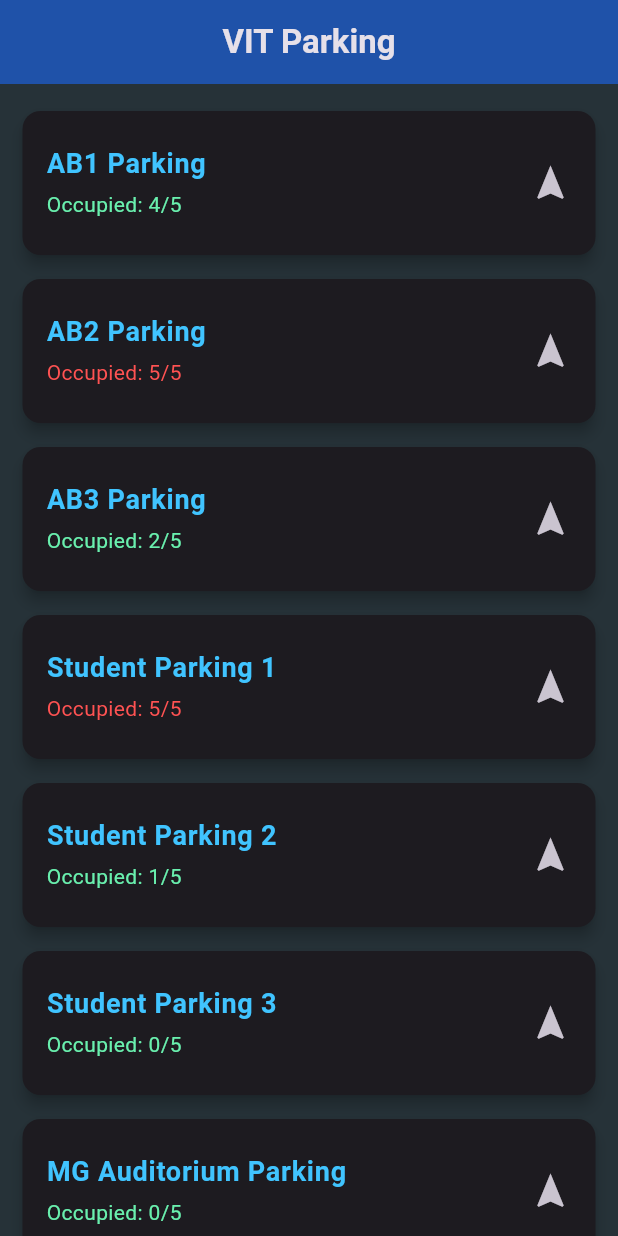
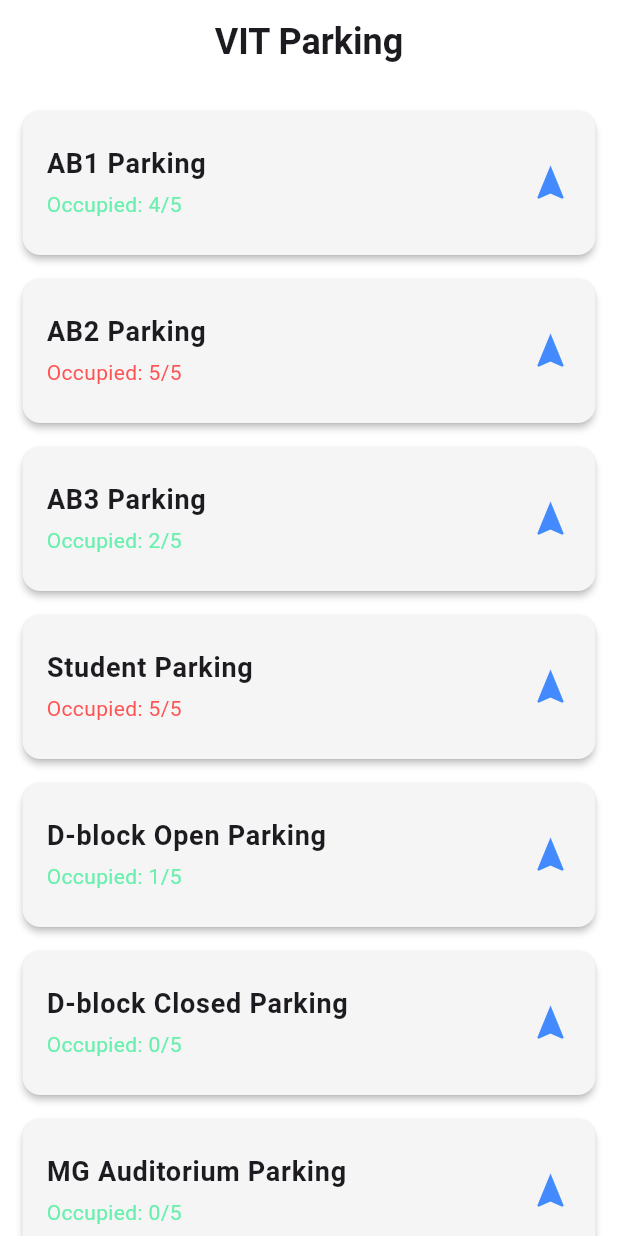
Before and after one commit to not-thanigai/vit_parking, a Flutter app: the screen it shows after launch, on a phone screen of 412 x 824 dp. Run offline on Flutter 3.47's test engine with Material 3 defaults, Android fonts, the phone set to English and light mode, and no system bars; Roboto replaces fonts that are missing (Arial).

Commit message:
Use updated names for parking slots

```diff
--- a/lib/main.dart
+++ b/lib/main.dart
@@ -5,7 +5,7 @@
 class ParkingLocation {
   final String name;
   final String coordinates; // Format: "latitude,longitude"
-  final String occupancy;   // Format: "occupied/total", e.g., "4/5"
+  final String occupancy; // Format: "occupied/total", e.g., "4/5"
 
   ParkingLocation({
     required this.name,
@@ -19,20 +19,21 @@
     MaterialApp(
       debugShowCheckedModeBanner: false,
       theme: ThemeData(
-        brightness: Brightness.dark,
-        primaryColor: Colors.blue[900],
-        scaffoldBackgroundColor: Colors.blueGrey[900],
-        appBarTheme: AppBarTheme(
-          backgroundColor: Colors.blue[900],
+        brightness: Brightness.light,
+        appBarTheme: const AppBarTheme(
           centerTitle: true,
-          elevation: 4,
+          elevation: 0,
+          backgroundColor: Colors.white,
         ),
-        cardColor: Colors.blueGrey[800],
         textTheme: const TextTheme(
-          titleLarge: TextStyle(color: Colors.white),
-          bodyMedium: TextStyle(color: Colors.white70),
+          titleLarge: TextStyle(
+            color: Colors.black,
+            fontSize: 24,
+            fontWeight: FontWeight.bold,
+            fontFamily: 'Arial',
+          ),
+          bodyMedium: TextStyle(color: Colors.black54),
         ),
-        iconTheme: const IconThemeData(color: Colors.white),
       ),
       home: ParkingApp(),
     ),
@@ -44,7 +45,8 @@
   final List<ParkingLocation> locations = [
     ParkingLocation(
       name: 'AB1 Parking',
-      coordinates: '12.84361,80.15333', // Converted from DMS to decimal degrees.
+      coordinates:
+          '12.84361,80.15333', // Converted from DMS to decimal degrees.
       occupancy: '4/5',
     ),
     ParkingLocation(
@@ -58,17 +60,17 @@
       occupancy: '2/5',
     ),
     ParkingLocation(
-      name: 'Student Parking 1',
+      name: 'Student Parking',
       coordinates: '12.84139, 80.15306',
       occupancy: '5/5',
     ),
     ParkingLocation(
-      name: 'Student Parking 2',
+      name: 'D-block Open Parking',
       coordinates: '12.84028,80.15500',
       occupancy: '1/5',
     ),
     ParkingLocation(
-      name: 'Student Parking 3',
+      name: 'D-block Closed Parking',
       coordinates: '12.84194,80.15194',
       occupancy: '0/5',
     ),
@@ -78,6 +80,8 @@
       occupancy: '0/5',
     ),
   ];
+
+  ParkingApp({super.key});
 
   /// Attempts to launch Google Maps using the native scheme first, then falls back to a universal URL.
   Future<void> _launchGoogleMaps(String coordinates) async {
@@ -115,15 +119,18 @@
   }
 
   @override
+  @override
   Widget build(BuildContext context) {
-    // Custom color for building names.
-    const buildingNameColor = Colors.lightBlueAccent;
-
     return Scaffold(
+      backgroundColor: Colors.white,
       appBar: AppBar(
-        title: Text(
+        title: const Text(
           'VIT Parking',
-          style: TextStyle(fontWeight: FontWeight.bold),
+          style: TextStyle(
+            fontWeight: FontWeight.bold,
+            fontSize: 24,
+            fontFamily: 'Arial',
+          ),
         ),
       ),
       body: ListView.builder(
@@ -132,19 +139,20 @@
         itemBuilder: (context, index) {
           final location = locations[index];
           return Card(
-            elevation: 4,
+            elevation: 2,
+            color: Colors.grey[100],
             shape: RoundedRectangleBorder(
               borderRadius: BorderRadius.circular(12),
             ),
             margin: const EdgeInsets.symmetric(vertical: 8, horizontal: 5),
             child: ListTile(
-              contentPadding: const EdgeInsets.symmetric(vertical: 12, horizontal: 16),
+              contentPadding:
+                  const EdgeInsets.symmetric(vertical: 12, horizontal: 16),
               title: Text(
                 location.name,
                 style: const TextStyle(
                   fontSize: 18,
                   fontWeight: FontWeight.w600,
-                  color: buildingNameColor, // Custom color for building names.
                 ),
               ),
               subtitle: Padding(
@@ -157,7 +165,8 @@
                   ),
                 ),
               ),
-              trailing: Icon(Icons.navigation, size: 28),
+              trailing: const Icon(Icons.navigation,
+                  size: 28, color: Colors.blueAccent),
               onTap: () => _launchGoogleMaps(location.coordinates),
             ),
           );
```
